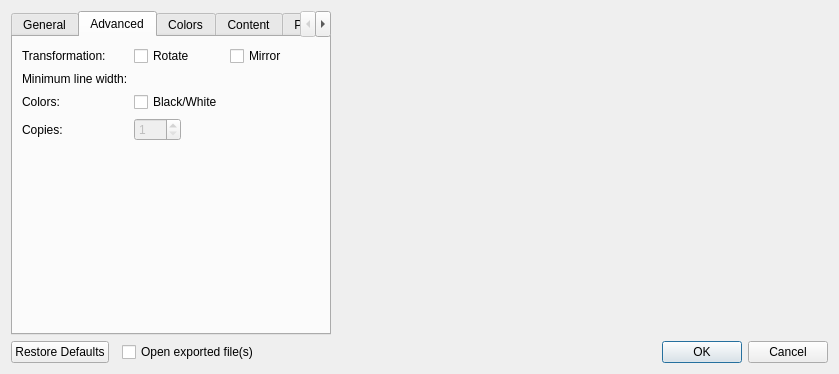
Before: the Qt Designer form libs/librepcb/editor/dialogs/graphicsexportdialog.ui in LibrePCB/LibrePCB, drawn with Qt 5.
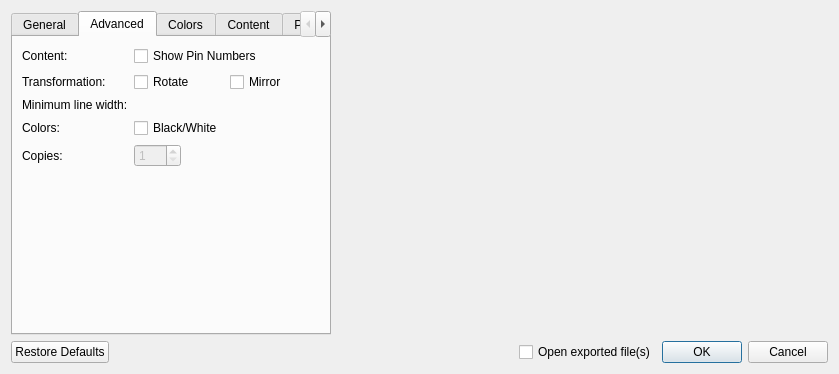
After: the same form once the commit is applied. The open tabs and pages were chosen to show the change. Custom widgets are drawn as their Qt base class.

Commit message: Graphics export: Add checkbox to show/hide pin numbers

```diff
--- a/libs/librepcb/editor/dialogs/graphicsexportdialog.ui
+++ b/libs/librepcb/editor/dialogs/graphicsexportdialog.ui
@@ -327,14 +327,14 @@
          <string>Advanced</string>
         </attribute>
         <layout class="QFormLayout" name="formLayout">
-         <item row="0" column="0">
+         <item row="1" column="0">
           <widget class="QLabel" name="lblTransformation">
            <property name="text">
             <string>Transformation:</string>
            </property>
           </widget>
          </item>
-         <item row="0" column="1">
+         <item row="1" column="1">
           <layout class="QHBoxLayout" name="horizontalLayout_3">
            <item>
             <widget class="QCheckBox" name="cbxRotate">
@@ -352,31 +352,31 @@
            </item>
           </layout>
          </item>
-         <item row="1" column="0">
+         <item row="2" column="0">
           <widget class="QLabel" name="label">
            <property name="text">
             <string>Minimum line width:</string>
            </property>
           </widget>
          </item>
-         <item row="1" column="1">
+         <item row="2" column="1">
           <widget class="librepcb::editor::UnsignedLengthEdit" name="edtMinLineWidth" native="true"/>
          </item>
-         <item row="2" column="0">
+         <item row="3" column="0">
           <widget class="QLabel" name="lblColors">
            <property name="text">
             <string>Colors:</string>
            </property>
           </widget>
          </item>
-         <item row="2" column="1">
+         <item row="3" column="1">
           <widget class="QCheckBox" name="cbxBlackWhite">
            <property name="text">
             <string>Black/White</string>
            </property>
           </widget>
          </item>
-         <item row="3" column="0">
+         <item row="5" column="0">
           <widget class="QLabel" name="lblCopies">
            <property name="sizePolicy">
             <sizepolicy hsizetype="Fixed" vsizetype="Preferred">
@@ -389,7 +389,7 @@
            </property>
           </widget>
          </item>
-         <item row="3" column="1">
+         <item row="5" column="1">
           <widget class="QSpinBox" name="spbxCopies">
            <property name="enabled">
             <bool>false</bool>
@@ -408,6 +408,20 @@
            </property>
           </widget>
          </item>
+         <item row="0" column="0">
+          <widget class="QLabel" name="lblShowPinNumbers">
+           <property name="text">
+            <string>Content:</string>
+           </property>
+          </widget>
+         </item>
+         <item row="0" column="1">
+          <widget class="QCheckBox" name="cbxShowPinNumbers">
+           <property name="text">
+            <string>Show Pin Numbers</string>
+           </property>
+          </widget>
+         </item>
         </layout>
        </widget>
        <widget class="QWidget" name="tabColors">
@@ -646,6 +660,12 @@
        <property name="orientation">
         <enum>Qt::Horizontal</enum>
        </property>
+       <property name="sizeHint" stdset="0">
+        <size>
+         <width>0</width>
+         <height>0</height>
+        </size>
+       </property>
       </spacer>
      </item>
      <item>
```
Left out of the diff: 3 changed lines with no effect on the pictures. The commit also changes 3 other files.
